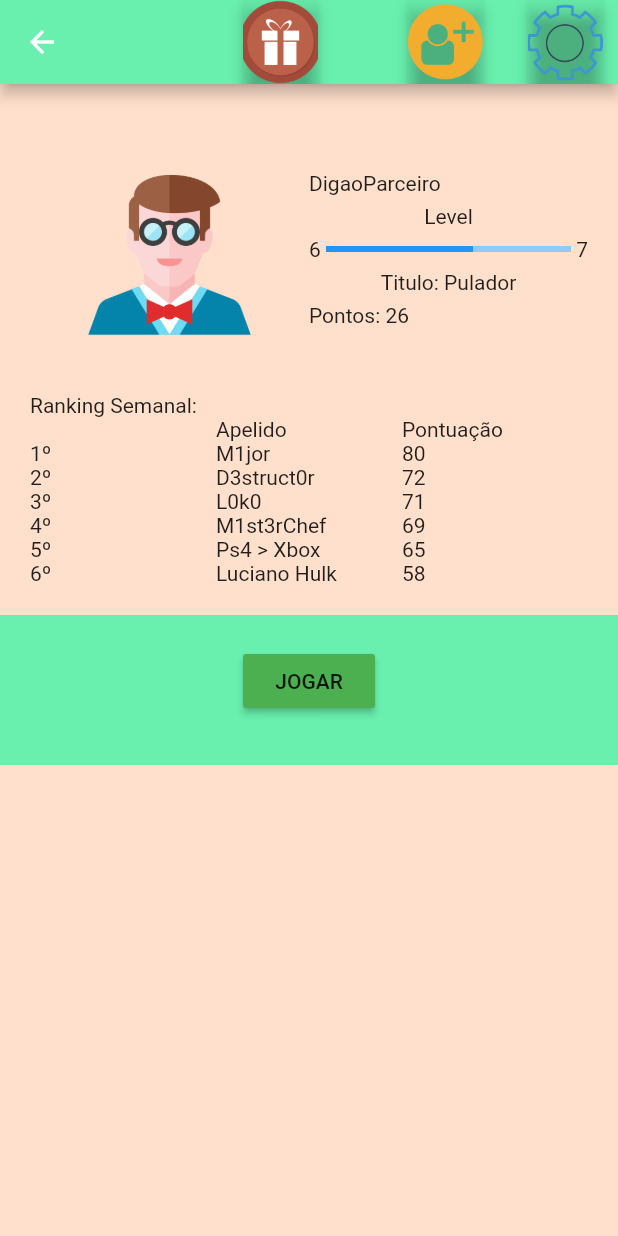
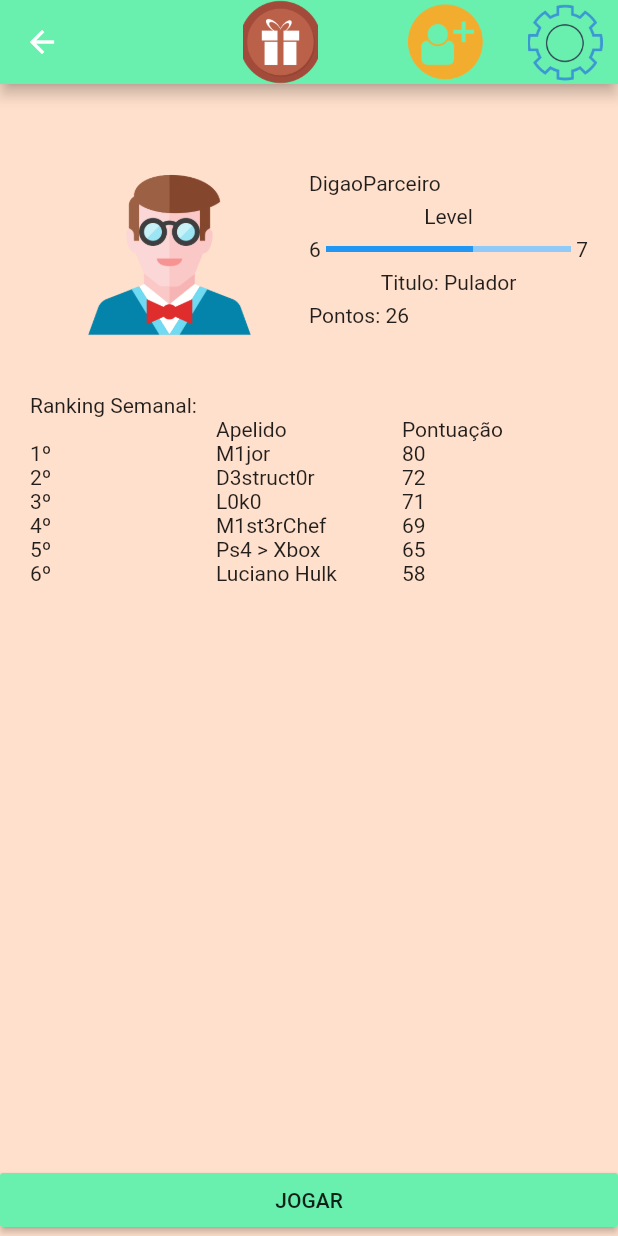
Before and after one commit to Anzell/prototipoCorridadS, a Flutter app: the screen it shows after launch, after a tap on "Entrar", on a phone screen of 412 x 824 dp. Run offline on Flutter 3.47's test engine with Material 2 defaults, Android fonts, the phone set to English and light mode, and no system bars.

Commit message:
Merge branch 'rodrigobranch' of https://github.com/Anzell/prototipoCorridadS
# Conflicts:
#	corrida_de_saco_prototipe/lib/main.dart
#	corrida_de_saco_prototipe/lib/screens/tutorial.dart
#	corrida_de_saco_prototipe/pubspec.yaml

```diff
--- a/corrida_de_saco_prototipe/lib/Global.dart
+++ b/corrida_de_saco_prototipe/lib/Global.dart
@@ -4,7 +4,26 @@ import 'package:flutter/material.dart';
 * SINGLETON - VER O LINK ABAIXO PARA ENTENDER COMO FUNCIONA SINGLETON EM DART
 * https://stackoverflow.com/questions/12649573/how-do-you-build-a-singleton-in-dart
 * */
-class PreferenciasDoUsuarioSingleton{
+class PreferenciasDoUsuario{
   static Color COR_TEMA = Colors.greenAccent;
   static bool COM_SOM = true;
 }
+
+class Icone extends Material {
+  Icone(String path, GestureTapCallback quandoClicar)
+      : super(
+    elevation: 4.0,
+    color: Colors.transparent,
+    shadowColor: Colors.transparent,
+    child: Ink.image(
+      image: AssetImage(path),
+      fit: BoxFit.cover,
+      width: 50.0,
+      height: 50.0,
+      child: InkWell(
+        onTap: quandoClicar,
+        child: null,
+      ),
+    ),
+  );
+}
--- a/corrida_de_saco_prototipe/lib/main.dart
+++ b/corrida_de_saco_prototipe/lib/main.dart
@@ -33,7 +33,8 @@ class HomePage extends StatelessWidget {
         ),
         centerTitle: true,
       ),
-      body: Center(
+      body: SingleChildScrollView(
+        child: Center(
           child: Column(
             children: <Widget>[
               Padding(
@@ -101,6 +102,7 @@ class HomePage extends StatelessWidget {
             ],
           ),
         ),
+      )
     );
   }
 }
--- a/corrida_de_saco_prototipe/lib/screens/inicial.dart
+++ b/corrida_de_saco_prototipe/lib/screens/inicial.dart
@@ -23,7 +23,7 @@ class BotaoCor extends Container {
           Navigator.of(state.context, rootNavigator: true)
               .pop("temadialog");
           state.setState(() {
-                  PreferenciasDoUsuarioSingleton.COR_TEMA = cor;
+            PreferenciasDoUsuario.COR_TEMA = cor;
           });
         },
         backgroundColor: cor,
@@ -50,7 +50,7 @@ class _InicialPageState extends State<InicialPage> {
     return Container(
         child: Scaffold(
           appBar: AppBar(
-          backgroundColor: PreferenciasDoUsuarioSingleton.COR_TEMA,
+              backgroundColor: PreferenciasDoUsuario.COR_TEMA,
               actions: <Widget>[
                 Icone(
                   'assets/gift_iconfinder_7_2185392.png',
@@ -110,7 +110,7 @@ class _InicialPageState extends State<InicialPage> {
                                 Row(
                                   children: <Widget>[
                                     Icone(
-                                    "assets/iconfinder_speaker_1054973.png", (){
+                                        "assets/iconfinder_speaker_1054973.png", () {
 
                                     }
                                     ),
@@ -119,10 +119,12 @@ class _InicialPageState extends State<InicialPage> {
                                       height: 2,
                                     ),
                                     Switch(
-                                  value: PreferenciasDoUsuarioSingleton.COM_SOM,
-                                  onChanged: (enabled){
+                                        value: PreferenciasDoUsuario
+                                            .COM_SOM,
+                                        onChanged: (enabled) {
                                           setState(() {
-                                      PreferenciasDoUsuarioSingleton.COM_SOM = enabled;
+                                            PreferenciasDoUsuario
+                                                .COM_SOM = enabled;
                                           });
                                         }
                                     )
@@ -263,49 +265,18 @@ class _InicialPageState extends State<InicialPage> {
                       ],
                     ),
                     padding: EdgeInsets.all(20)),
-            Stack(
-              children: <Widget>[
-                Container(
-                  width: MediaQuery.of(context).size.width,
-                  height: 100,
-                  color: PreferenciasDoUsuarioSingleton.COR_TEMA,
-                ),
-                Padding(
-                  padding: EdgeInsets.only(top: 20),
-                  child: Align(
-                    child: RaisedButton(
-                        child: Text("JOGAR"),
-                        color: Colors.green,
-                        onPressed: () {
-                          Navigator.of(context).push(
-                              MaterialPageRoute(builder: (context) => Loading()));
-                        }),
-                    alignment: Alignment.center,
-                  ),
-                )
-              ],
-            )
               ],
             ),
           ),
-    ));
+          bottomNavigationBar: RaisedButton(
+              child: Text("JOGAR"),
+              color: PreferenciasDoUsuario.COR_TEMA,
+              onPressed: () {
+                Navigator.of(context).push(
+                    MaterialPageRoute(
+                        builder: (context) => Loading()));
+              }),
+        )
+    );
   }
 }
-
-class Icone extends Material {
-  Icone(String path, GestureTapCallback quandoClicar)
-      : super(
-          elevation: 4.0,
-          color: Colors.transparent,
-          child: Ink.image(
-            image: AssetImage(path),
-            fit: BoxFit.cover,
-            width: 50.0,
-            height: 50.0,
-            child: InkWell(
-              onTap: quandoClicar,
-              child: null,
-            ),
-          ),
-        );
-}
--- a/corrida_de_saco_prototipe/lib/screens/loading.dart
+++ b/corrida_de_saco_prototipe/lib/screens/loading.dart
@@ -1,5 +1,6 @@
 import 'dart:async';
 
+import 'package:corrida_de_saco_prototipe/screens/jogo.dart';
 import 'package:flutter/material.dart';
 
 class Loading extends StatefulWidget {
@@ -39,8 +40,8 @@ class _LoadingState extends State<Loading> {
                 });
                 Timer(Duration(seconds: 1), () {
                   setState(() {
-                    _value += 0.1;
-                    _message = "Iniciando Jogo";
+                    Navigator.of(context).push(
+                        MaterialPageRoute(builder: (context) => JogoPage()));
                   });
                 });
               });
--- a/corrida_de_saco_prototipe/lib/screens/tutorial.dart
+++ b/corrida_de_saco_prototipe/lib/screens/tutorial.dart
@@ -178,7 +178,7 @@ class _TutorialPageState extends State<TutorialPage> {
                           Row(
                             children: <Widget>[
                               Image.asset(
-                                "assets/banana.jpg",
+                                "assets/banana.png",
                                 height: MediaQuery.of(context).size.height / 8,
                               ),
                               Icon(
```
Also changed, not shown: corrida_de_saco_prototipe/lib/screens/jogo.dart (added, +133 -0 lines), corrida_de_saco_prototipe/pubspec.yaml (+6 -1 lines), corrida_de_saco_prototipe/assets/banana.jpg (deleted), corrida_de_saco_prototipe/assets/banana.png (added), corrida_de_saco_prototipe/assets/corredor1.png (added), corrida_de_saco_prototipe/assets/corredor2.png (added), corrida_de_saco_prototipe/assets/corredor3.png (added), corrida_de_saco_prototipe/assets/estrela.png (added), corrida_de_saco_prototipe/assets/tartaruga.png (added). Lines whose indentation alone changed are shown as unchanged.
